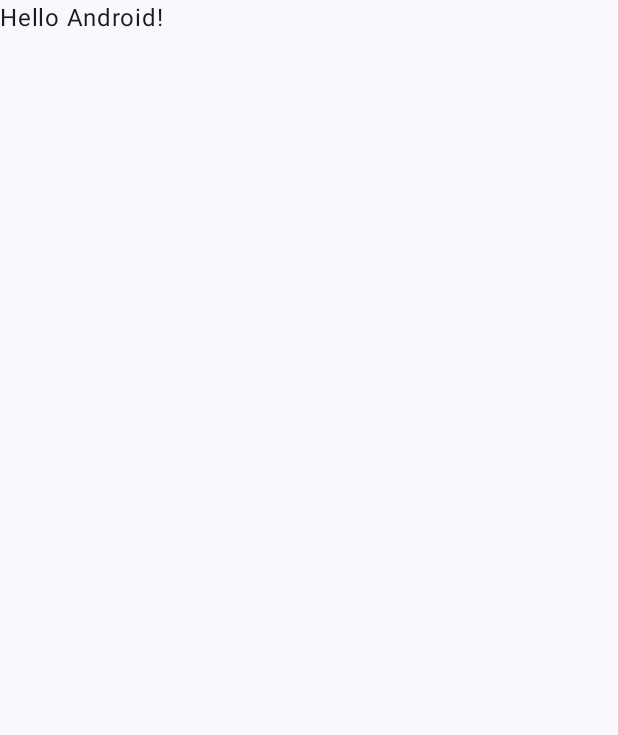
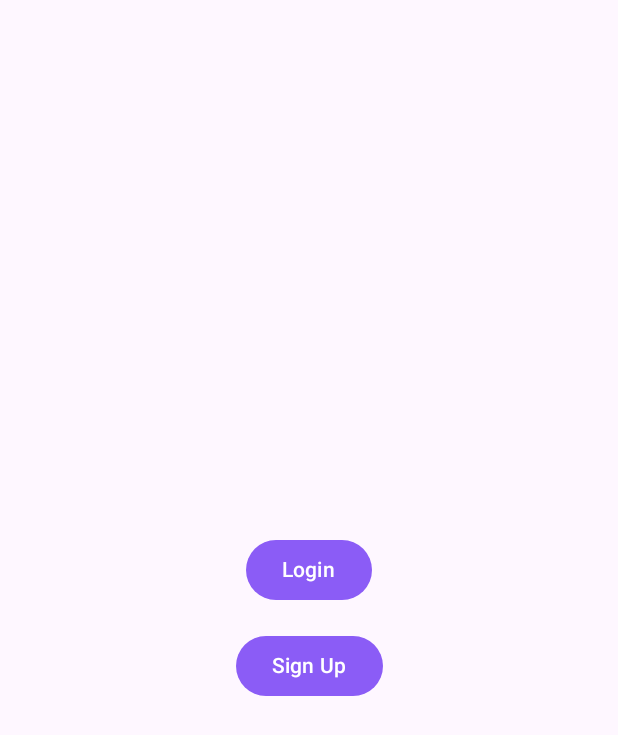
Before and after one commit to Jubayed-Sahel/too-good-crm, an Android app built with Jetpack Compose: the screen it shows after launch (MainActivity), on a phone screen of 412 x 824 dp. Before the commit the part shown is almost empty. Shown: the top 735 px of the screen. Run offline under Robolectric (Android 15) with nearby library versions, the phone set to English and light mode, and no system bars.

Commit message:
App 'Sign Up' and 'Login' pages

```diff
--- a/app-frontend/app/build.gradle.kts
+++ b/app-frontend/app/build.gradle.kts
@@ -50,6 +50,7 @@ dependencies {
     implementation(libs.androidx.compose.ui.graphics)
     implementation(libs.androidx.compose.ui.tooling.preview)
     implementation(libs.androidx.compose.material3)
+    implementation("androidx.navigation:navigation-compose:2.7.7")
     testImplementation(libs.junit)
     androidTestImplementation(libs.androidx.junit)
     androidTestImplementation(libs.androidx.espresso.core)
--- a/app-frontend/app/src/main/java/too/good/crm/MainActivity.kt
+++ b/app-frontend/app/src/main/java/too/good/crm/MainActivity.kt
@@ -4,13 +4,26 @@ import android.os.Bundle
 import androidx.activity.ComponentActivity
 import androidx.activity.compose.setContent
 import androidx.activity.enableEdgeToEdge
+import androidx.compose.foundation.layout.Arrangement
+import androidx.compose.foundation.layout.Column
+import androidx.compose.foundation.layout.Spacer
 import androidx.compose.foundation.layout.fillMaxSize
+import androidx.compose.foundation.layout.height
 import androidx.compose.foundation.layout.padding
+import androidx.compose.material3.Button
 import androidx.compose.material3.Scaffold
 import androidx.compose.material3.Text
 import androidx.compose.runtime.Composable
+import androidx.compose.ui.Alignment
 import androidx.compose.ui.Modifier
 import androidx.compose.ui.tooling.preview.Preview
+import androidx.compose.ui.unit.dp
+import androidx.navigation.NavController
+import androidx.navigation.compose.NavHost
+import androidx.navigation.compose.composable
+import androidx.navigation.compose.rememberNavController
+import too.good.crm.features.login.LoginScreen
+import too.good.crm.features.signup.SignupScreen
 import too.good.crm.ui.theme.TooGoodCrmTheme
 
 class MainActivity : ComponentActivity() {
@@ -19,11 +32,23 @@ class MainActivity : ComponentActivity() {
         enableEdgeToEdge()
         setContent {
             TooGoodCrmTheme {
+                val navController = rememberNavController()
                 Scaffold(modifier = Modifier.fillMaxSize()) { innerPadding ->
-                    Greeting(
-                        name = "Android",
+                    NavHost(
+                        navController = navController,
+                        startDestination = "main",
                         modifier = Modifier.padding(innerPadding)
-                    )
+                    ) {
+                        composable("main") {
+                            MainScreen(navController = navController)
+                        }
+                        composable("login") {
+                            LoginScreen()
+                        }
+                        composable("signup") {
+                            SignupScreen()
+                        }
+                    }
                 }
             }
         }
@@ -31,17 +56,29 @@ class MainActivity : ComponentActivity() {
 }
 
 @Composable
-fun Greeting(name: String, modifier: Modifier = Modifier) {
-    Text(
-        text = "Hello $name!",
-        modifier = modifier
-    )
+fun MainScreen(navController: NavController) {
+    Column(
+        modifier = Modifier
+            .fillMaxSize()
+            .padding(16.dp),
+        verticalArrangement = Arrangement.Center,
+        horizontalAlignment = Alignment.CenterHorizontally
+    ) {
+        Button(onClick = { navController.navigate("login") }) {
+            Text("Login")
+        }
+        Spacer(modifier = Modifier.height(16.dp))
+        Button(onClick = { navController.navigate("signup") }) {
+            Text("Sign Up")
+        }
+    }
 }
 
 @Preview(showBackground = true)
 @Composable
-fun GreetingPreview() {
+fun MainScreenPreview() {
     TooGoodCrmTheme {
-        Greeting("Android")
+        val navController = rememberNavController()
+        MainScreen(navController)
     }
 }
--- a/app-frontend/app/src/main/java/too/good/crm/ui/theme/Color.kt
+++ b/app-frontend/app/src/main/java/too/good/crm/ui/theme/Color.kt
@@ -2,10 +2,6 @@ package too.good.crm.ui.theme
 
 import androidx.compose.ui.graphics.Color
 
-val Purple80 = Color(0xFFD0BCFF)
-val PurpleGrey80 = Color(0xFFCCC2DC)
-val Pink80 = Color(0xFFEFB8C8)
-
-val Purple40 = Color(0xFF6650a4)
-val PurpleGrey40 = Color(0xFF625b71)
-val Pink40 = Color(0xFF7D5260)
+val Purple500 = Color(0xFF8B5CF6)
+val Purple700 = Color(0xFF6D28D9)
+val Teal200 = Color(0xFF81D4FA)
--- /dev/null
+++ b/app-frontend/app/src/main/java/too/good/crm/ui/theme/Shape.kt
@@ -0,0 +1,11 @@
+package too.good.crm.ui.theme
+
+import androidx.compose.foundation.shape.RoundedCornerShape
+import androidx.compose.material3.Shapes
+import androidx.compose.ui.unit.dp
+
+val Shapes = Shapes(
+    small = RoundedCornerShape(4.dp),
+    medium = RoundedCornerShape(8.dp),
+    large = RoundedCornerShape(16.dp)
+)
--- a/app-frontend/app/src/main/java/too/good/crm/ui/theme/Theme.kt
+++ b/app-frontend/app/src/main/java/too/good/crm/ui/theme/Theme.kt
@@ -1,58 +1,47 @@
 package too.good.crm.ui.theme
 
-import android.app.Activity
-import android.os.Build
 import androidx.compose.foundation.isSystemInDarkTheme
 import androidx.compose.material3.MaterialTheme
+import androidx.compose.material3.lightColorScheme
 import androidx.compose.material3.darkColorScheme
-import androidx.compose.material3.dynamicDarkColorScheme
-import androidx.compose.material3.dynamicLightColorScheme
-import androidx.compose.material3.lightColorScheme
 import androidx.compose.runtime.Composable
-import androidx.compose.ui.platform.LocalContext
 
-private val DarkColorScheme = darkColorScheme(
-    primary = Purple80,
-    secondary = PurpleGrey80,
-    tertiary = Pink80
+private val DarkColorPalette = darkColorScheme(
+    primary = Purple500,
+    primaryContainer = Purple700,
+    secondary = Teal200
 )
 
-private val LightColorScheme = lightColorScheme(
-    primary = Purple40,
-    secondary = PurpleGrey40,
-    tertiary = Pink40
+private val LightColorPalette = lightColorScheme(
+    primary = Purple500,
+    primaryContainer = Purple700,
+    secondary = Teal200
 
     /* Other default colors to override
-    background = Color(0xFFFFFBFE),
-    surface = Color(0xFFFFFBFE),
+    background = Color.White,
+    surface = Color.White,
     onPrimary = Color.White,
-    onSecondary = Color.White,
-    onTertiary = Color.White,
-    onBackground = Color(0xFF1C1B1F),
-    onSurface = Color(0xFF1C1B1F),
+    onSecondary = Color.Black,
+    onBackground = Color.Black,
+    onSurface = Color.Black,
     */
 )
 
 @Composable
 fun TooGoodCrmTheme(
     darkTheme: Boolean = isSystemInDarkTheme(),
-    // Dynamic color is available on Android 12+
-    dynamicColor: Boolean = true,
     content: @Composable () -> Unit
 ) {
-    val colorScheme = when {
-        dynamicColor && Build.VERSION.SDK_INT >= Build.VERSION_CODES.S -> {
-            val context = LocalContext.current
-            if (darkTheme) dynamicDarkColorScheme(context) else dynamicLightColorScheme(context)
-        }
-
-        darkTheme -> DarkColorScheme
-        else -> LightColorScheme
+    val colors = if (darkTheme) {
+        DarkColorPalette
+    } else {
+        LightColorPalette
     }
 
     MaterialTheme(
-        colorScheme = colorScheme,
-        typography = Typography,
+        colorScheme = colors,
+        typography = AppTypography,
+        shapes = Shapes,
         content = content
     )
 }
--- /dev/null
+++ b/app-frontend/app/src/main/java/too/good/crm/ui/theme/Typography.kt
@@ -0,0 +1,27 @@
+package too.good.crm.ui.theme
+
+import androidx.compose.material3.Typography
+import androidx.compose.ui.text.TextStyle
+import androidx.compose.ui.text.font.FontFamily
+import androidx.compose.ui.text.font.FontWeight
+import androidx.compose.ui.unit.sp
+
+val AppTypography = Typography(
+    bodyLarge = TextStyle(
+        fontFamily = FontFamily.Default,
+        fontWeight = FontWeight.Normal,
+        fontSize = 16.sp
+    )
+    /* Other default text styles to override
+    button = TextStyle(
+        fontFamily = FontFamily.Default,
+        fontWeight = FontWeight.W500,
+        fontSize = 14.sp
+    ),
+    caption = TextStyle(
+        fontFamily = FontFamily.Default,
+        fontWeight = FontWeight.Normal,
+        fontSize = 12.sp
+    )
+    */
+)
```
Also changed, not shown: app-frontend/app/src/main/java/too/good/crm/features/login/LoginScreen.kt (added, +72 -0 lines), app-frontend/app/src/main/java/too/good/crm/features/signup/SignupScreen.kt (added, +85 -0 lines), app-frontend/app/src/main/java/com/example/toogoodcrm/features/login/LoginScreen.kt (added), app-frontend/app/src/main/java/com/example/toogoodcrm/features/signup/SignupScreen.kt (added), app-frontend/app/src/main/java/com/example/toogoodcrm/ui/theme/Color.kt (added), app-frontend/app/src/main/java/com/example/toogoodcrm/ui/theme/Shapes.kt (added), app-frontend/app/src/main/java/com/example/toogoodcrm/ui/theme/Theme.kt (added), app-frontend/app/src/main/java/com/example/toogoodcrm/ui/theme/Typography.kt (added), 2 other files.
